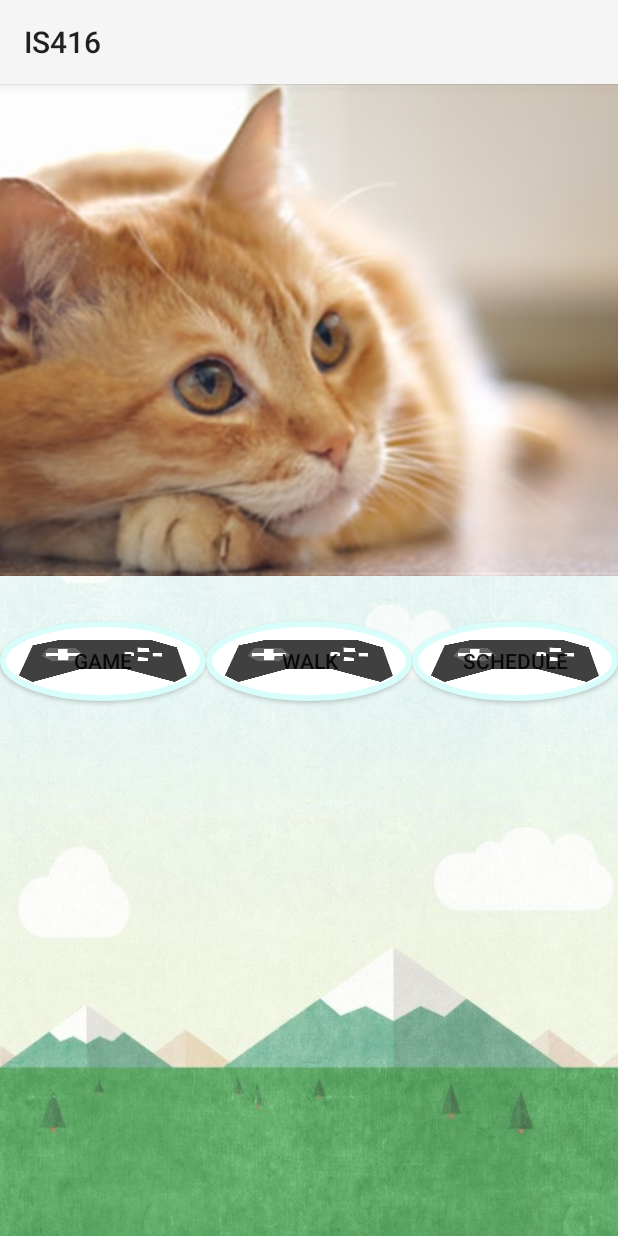
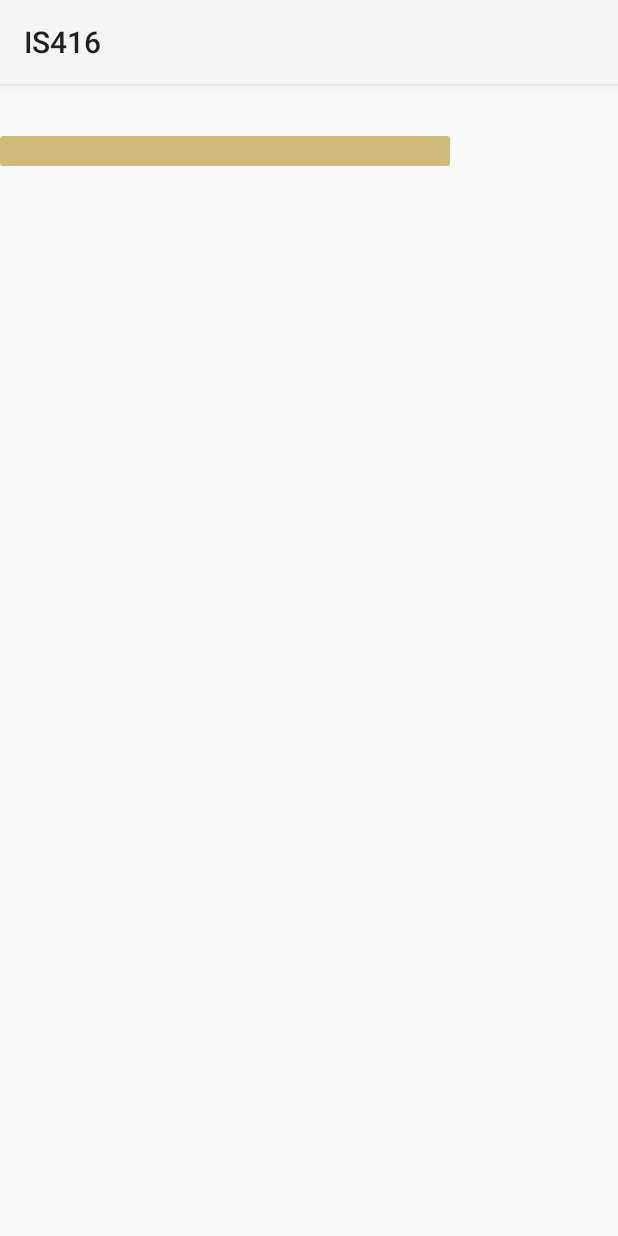
Before and after one commit to catmanjam/IS416, an Android app: the MainActivity screen opened directly, with no data from a screen before it, on a phone screen of 412 x 824 dp. Run offline under Robolectric (Android 15) with nearby library versions, the phone set to English and light mode, and no system bars; 1 statement that could not run was skipped.

Commit message:
progress bar & round icons

```diff
--- /dev/null
+++ b/app/src/main/res/drawable/custom_progressbar.xml
@@ -0,0 +1,25 @@
+<?xml version="1.0" encoding="utf-8"?>
+<layer-list xmlns:android="http://schemas.android.com/apk/res/android">
+
+    <item android:id="@android:id/background"
+        android:gravity="center_vertical|fill_horizontal">
+        <shape android:shape="rectangle"
+            android:tint="#d0bb7e">
+            <corners android:radius="2dp"/>
+            <size android:height="20dp" />
+            <solid android:color="#000" />
+        </shape>
+    </item>
+
+    <item android:id="@android:id/progress"
+        android:gravity="center_vertical|fill_horizontal">
+        <scale android:scaleWidth="100%">
+            <shape android:shape="rectangle"
+                android:tint="#225c55">
+                <corners android:radius="3dp" />
+                <size android:height="20dp" />
+                <solid android:color="#b9f6ca" />
+            </shape>
+        </scale>
+    </item>
+</layer-list>
--- a/app/src/main/res/layout/activity_main.xml
+++ b/app/src/main/res/layout/activity_main.xml
@@ -6,61 +6,13 @@
     android:layout_height="match_parent"
     android:orientation="vertical"
     tools:context="is416.is416.MainActivity"
-    android:background="@drawable/bg">
-    <!--<ListView-->
-        <!--android:id="@+id/stats"-->
-        <!--android:layout_width="match_parent"-->
-        <!--android:layout_height="wrap_content">-->
+    >
 
-        <!---->
-    <!--</ListView>-->
-    <LinearLayout
-    android:layout_width="match_parent"
-    android:layout_height="wrap_content">
-    <ImageView
-        android:id="@+id/catPic"
-        android:layout_width="match_parent"
-        android:layout_height="wrap_content"
-        android:scaleType="center"
-        android:src="@drawable/cat"
-        android:layout_weight="1"
-        android:tag="catPic" />
-    </LinearLayout>
+    <ProgressBar
+        android:id="@+id/progressBar1"
+        style="?android:attr/progressBarStyleHorizontal"
+        android:layout_width="300dp"
+        android:layout_height="90dp"
+        android:progressDrawable="@drawable/custom_progressbar" />
 
-    <LinearLayout
-        android:layout_width="match_parent"
-        android:layout_height="match_parent"
-        android:orientation="horizontal">
-
-        <Button
-            android:id="@+id/gameButton"
-            android:layout_width="match_parent"
-            android:layout_height="53dp"
-            android:layout_marginTop="30dp"
-            android:layout_weight="0.3"
-            android:background="@drawable/game_btn"
-            android:onClick="launchGameActivity"
-            android:text="GAME" />
-
-        <Button
-            android:id="@+id/walkButton"
-            android:layout_width="match_parent"
-            android:layout_height="53dp"
-            android:layout_marginTop="30dp"
-            android:layout_weight="0.3"
-            android:background="@drawable/game_btn"
-            android:onClick="launchWalkActivity"
-            android:text="WALK" />
-
-        <Button
-            android:id="@+id/scheduleButton"
-            android:layout_width="match_parent"
-            android:layout_height="53dp"
-            android:layout_marginTop="30dp"
-            android:layout_weight="0.3"
-            android:background="@drawable/game_btn"
-            android:onClick="launchScheduleActivity"
-            android:text="SCHEDULE" />
-
-    </LinearLayout>
 </LinearLayout>
```
Also changed, not shown: app/src/main/res/drawable/happiness_icon.xml (added, +24 -0 lines), app/src/main/res/drawable/steps_icon.xml (added, +24 -0 lines), app/src/main/res/layout/activity_cat_main.xml (+13 -11 lines), app/src/main/res/drawable-xxxhdpi/smile.png (added), app/src/main/res/drawable-xxxhdpi/steps.png (added).
